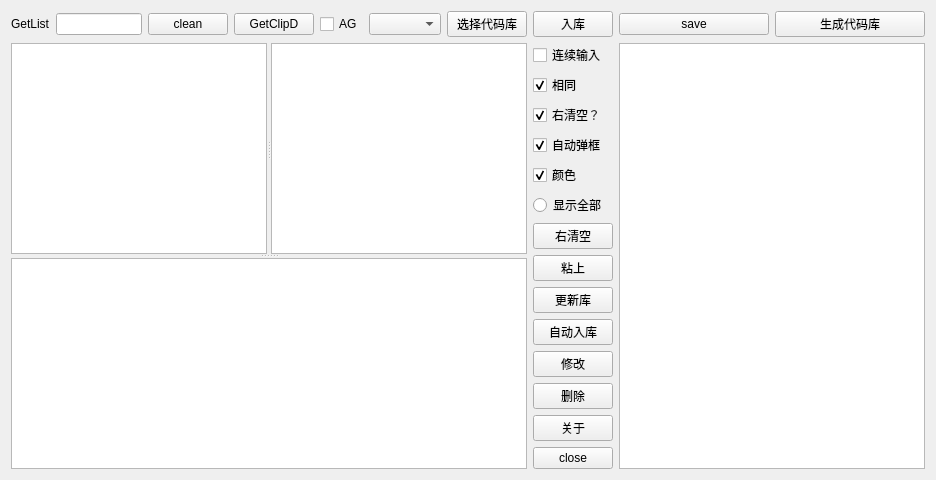
The window that auto_c_code/autoccode.ui (yjduoduo/auto_c_code) describes before a commit, drawn with Qt 5.
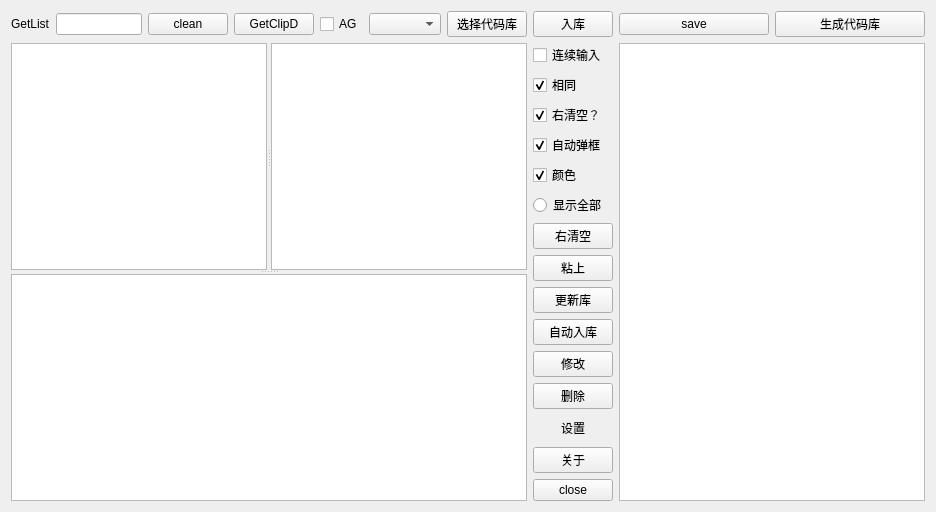
The same window after the commit. Icons and pictures are not drawn.

Commit message: 1.添加设置界面，包括前景色和背景色的设置，字体大小 2.删除背景图片，不好看

Patch:
```diff
--- a/auto_c_code/autoccode.ui
+++ b/auto_c_code/autoccode.ui
@@ -240,6 +240,22 @@
          </property>
         </widget>
        </item>
+       <item>
+        <widget class="QPushButton" name="pushButton_setUp">
+         <property name="text">
+          <string>设置</string>
+         </property>
+         <property name="autoDefault">
+          <bool>true</bool>
+         </property>
+         <property name="default">
+          <bool>false</bool>
+         </property>
+         <property name="flat">
+          <bool>true</bool>
+         </property>
+        </widget>
+       </item>
        <item>
         <widget class="QPushButton" name="about_btn">
          <property name="text">
@@ -289,7 +305,11 @@
         </layout>
        </item>
        <item>
-        <widget class="QTextEdit" name="genshow_textEdit"/>
+        <widget class="QTextEdit" name="genshow_textEdit">
+         <property name="autoFillBackground">
+          <bool>true</bool>
+         </property>
+        </widget>
        </item>
       </layout>
      </item>
```
Left out of the diff: 2 changed lines with no effect on the pictures. The commit also changes 17 other files.
